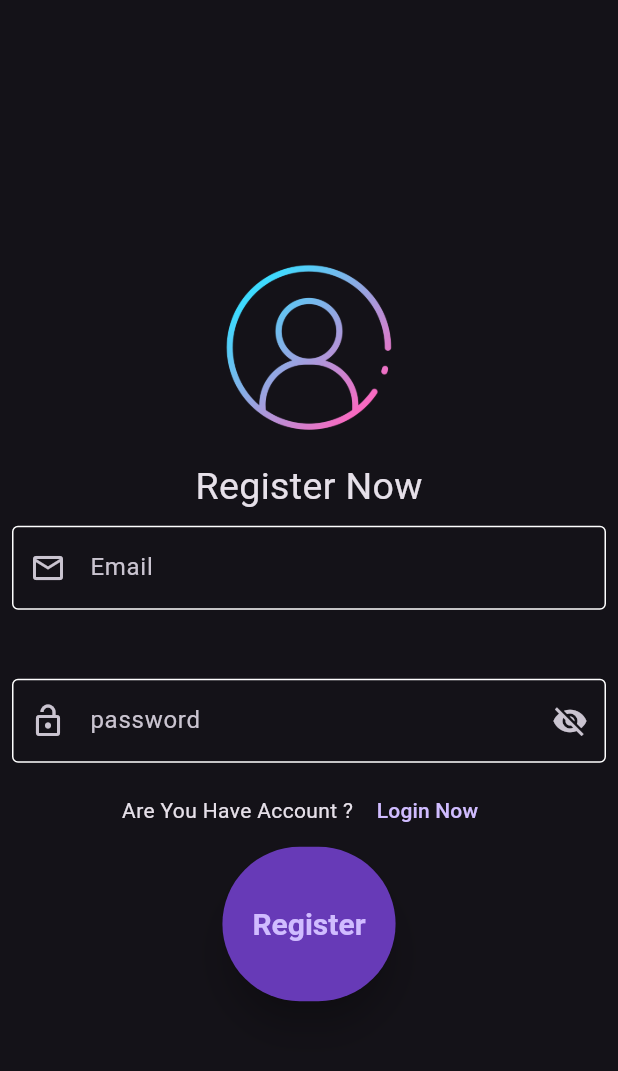
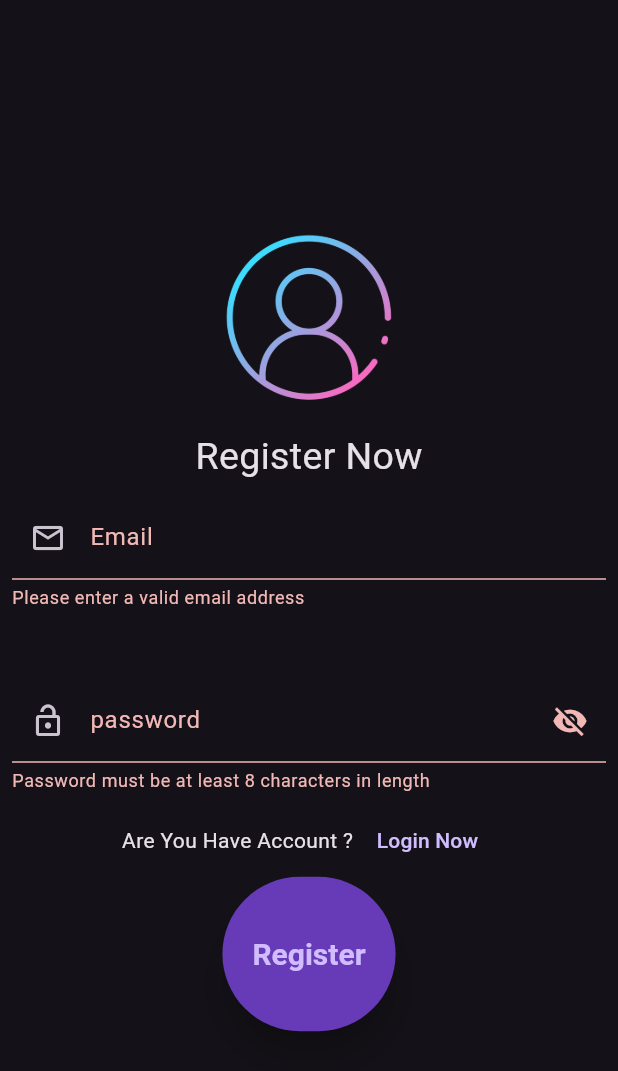
Before and after one commit to TaherSalah/chat-app, a Flutter app: the RegisterScreen screen opened by its route, after a tap on "Register", on a phone screen of 412 x 824 dp. Shown: the top 1071 px of the screen. Run offline on Flutter 3.47's test engine with Material 2 defaults, Android fonts, the phone set to English and light mode, and no system bars; our stand-ins replace firebase_auth, firebase_core; accounts and stored records are empty.

Commit message:
add validator method in register form

```diff
--- a/lib/register.dart
+++ b/lib/register.dart
@@ -13,11 +13,14 @@ class RegisterScreen extends StatefulWidget {
 class _RegisterScreenState extends State<RegisterScreen> {
   String? email;
   String? password;
+  GlobalKey<FormState> formKey = GlobalKey();
 
   @override
   Widget build(BuildContext context) {
     return Scaffold(
-      body: Column(
+      body: Form(
+        key: formKey,
+        child: Column(
           mainAxisAlignment: MainAxisAlignment.center,
           children: [
             Center(child: Image.asset(height: 150, 'assets/images/login.png')),
@@ -30,6 +33,12 @@ class _RegisterScreenState extends State<RegisterScreen> {
               child: TextFormField(
                 onChanged: (data) {
                   email = data;
+                },
+                validator: (value) {
+                  if (!RegExp(r'\S+@\S+\.\S+').hasMatch(value!)) {
+                    return 'Please enter a valid email address';
+                  }
+                  return null;
                 },
                 decoration: const InputDecoration(
                     prefixIcon: Icon(Icons.email_outlined),
@@ -47,11 +56,17 @@ class _RegisterScreenState extends State<RegisterScreen> {
               height: 30,
             ),
             Padding(
-            padding: const EdgeInsets.all(8.0),
+              padding: EdgeInsets.all(8.0),
               child: TextFormField(
                 obscureText: widget.isActive,
                 onChanged: (data) {
                   password = data;
+                },
+                validator: (value) {
+                  if (value!.trim().length < 8) {
+                    return 'Password must be at least 8 characters in length';
+                  }
+                  return null;
                 },
                 decoration: InputDecoration(
                     suffixIcon: InkWell(
@@ -87,13 +102,15 @@ class _RegisterScreenState extends State<RegisterScreen> {
             ),
             ElevatedButton(
                 style: const ButtonStyle(
-                  backgroundColor: MaterialStatePropertyAll(Colors.deepPurple),
+                    backgroundColor:
+                        MaterialStatePropertyAll(Colors.deepPurple),
                     elevation: MaterialStatePropertyAll(10),
                     textStyle: MaterialStatePropertyAll(
                         TextStyle(fontSize: 20, fontWeight: FontWeight.bold)),
                     padding: MaterialStatePropertyAll(
                         EdgeInsets.symmetric(horizontal: 20, vertical: 40))),
                 onPressed: () async {
+                  if (formKey.currentState!.validate()) {
                     try {
                       await authEmailAndPass();
 
@@ -113,9 +130,11 @@ class _RegisterScreenState extends State<RegisterScreen> {
                     } catch (e) {
                       print(e.toString());
                     }
+                  }
                 },
                 child: const Text('Register'))
           ],
+        ),
       ),
     );
   }
@@ -126,7 +145,7 @@ class _RegisterScreenState extends State<RegisterScreen> {
   }
 
   authEmailAndPass() async {
-    UserCredential user = await FirebaseAuth.instance
+    await FirebaseAuth.instance
         .createUserWithEmailAndPassword(email: email!, password: password!);
     showSnakBar(context, title: 'Email create Success', bgColor: Colors.green);
   }
```
Lines whose indentation alone changed are shown as unchanged.
